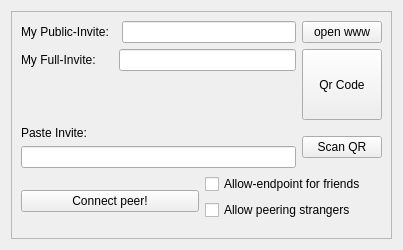
Above: src-gui/quickstartdialog.ui from yedino/galaxy42 before the change. Below: the same form after it.
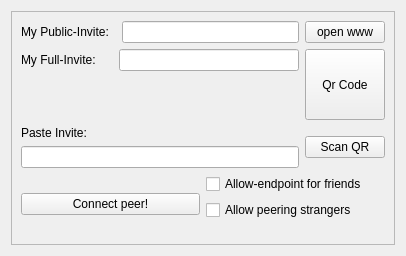
That is the form after the change. Icons and pictures are not drawn.

Diff of the .ui file:
```diff
--- a/src-gui/quickstartdialog.ui
+++ b/src-gui/quickstartdialog.ui
@@ -6,8 +6,8 @@
    <rect>
     <x>0</x>
     <y>0</y>
-    <width>403</width>
-    <height>250</height>
+    <width>406</width>
+    <height>256</height>
    </rect>
   </property>
   <property name="windowTitle">
@@ -24,8 +24,8 @@
        <rect>
         <x>0</x>
         <y>0</y>
-        <width>383</width>
-        <height>230</height>
+        <width>386</width>
+        <height>236</height>
        </rect>
       </property>
       <layout class="QGridLayout" name="gridLayout_3">
```
Left out of the diff: 20 changed lines with no effect on the pictures.
